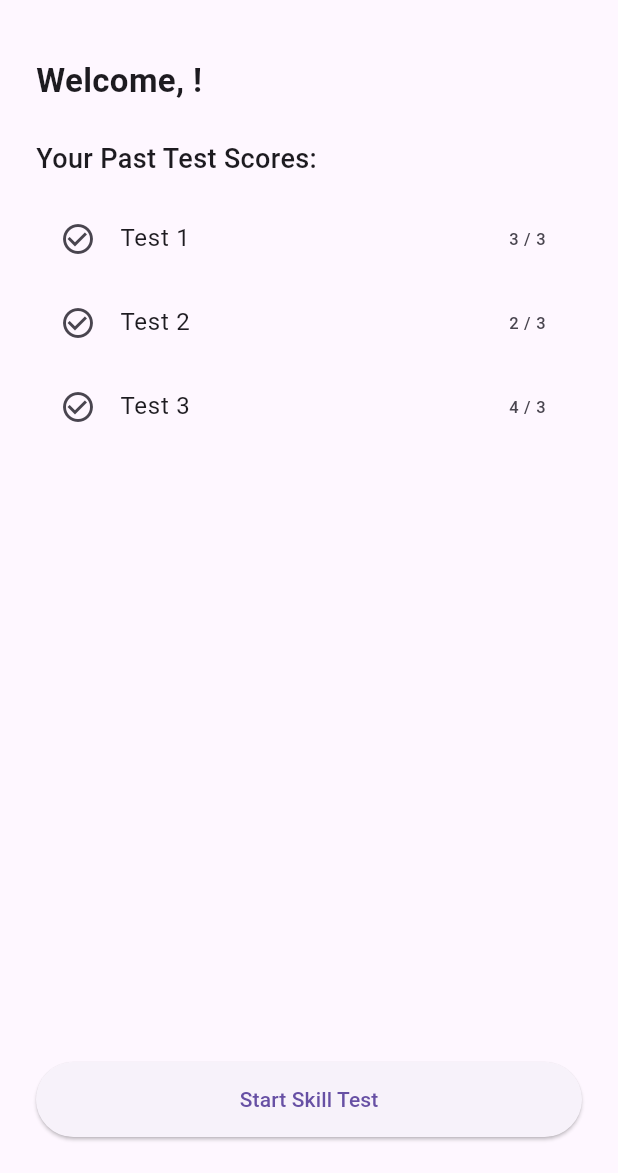
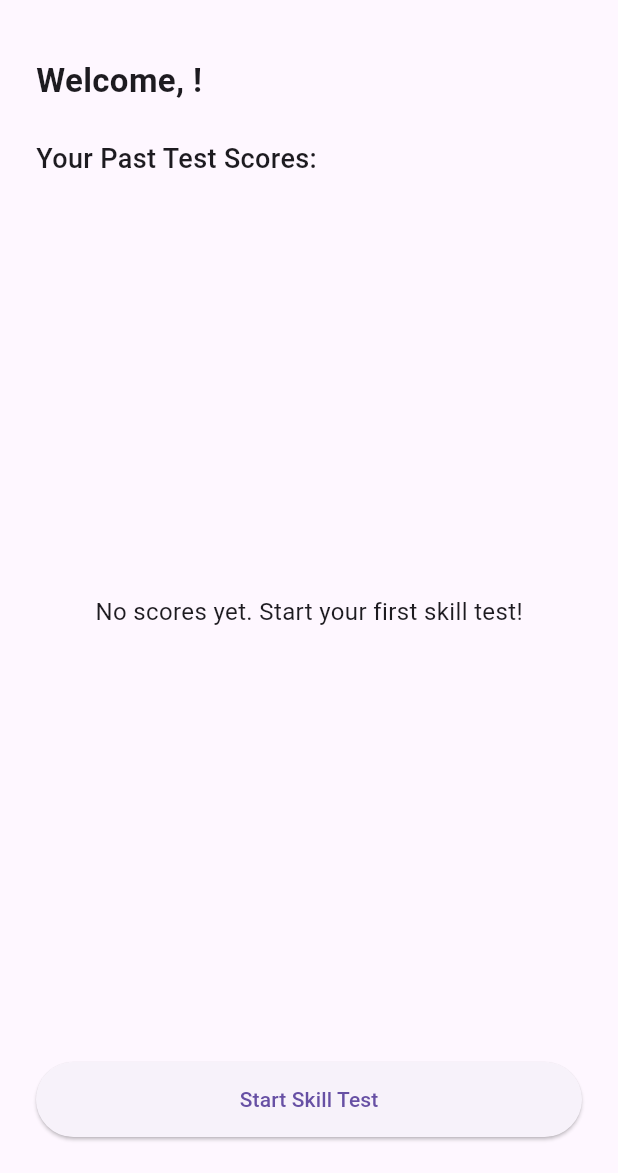
Before and after one commit to Aan-Sara123/CareerCompass, a Flutter app: the DashboardPage screen opened directly with empty values, on a phone screen of 412 x 824 dp, the part 63-1236 px from its top. Run offline on Flutter 3.47's test engine with Material 3 defaults, Android fonts, the phone set to English and light mode, and no system bars; our stand-ins replace cloud_firestore, firebase_auth, firebase_core; accounts and stored records are empty.

Commit message:
Integrate Cloud Firestore into the CareerCompass project by updating dependencies in pubspec.yaml, pubspec.lock, and .flutter-plugins-dependencies. Implement data retrieval and score saving functionality in dashboard and skill test pages, enhancing user experience with real-time score updates.

```diff
--- a/lib/dashboard.dart
+++ b/lib/dashboard.dart
@@ -1,5 +1,6 @@
 import 'package:flutter/material.dart';
 import 'skill_test.dart';
+import 'database_service.dart';
 
 class DashboardPage extends StatefulWidget {
   final String userName;
@@ -11,8 +12,26 @@ class DashboardPage extends StatefulWidget {
 }
 
 class _DashboardPageState extends State<DashboardPage> {
-  final List<int> _pastScores = [3, 2, 4];
+  final DatabaseService _dbService = DatabaseService();
+
+  List<int> _pastScores = [];
   int? _latestScore;
+
+  @override
+  void initState() {
+    super.initState();
+    _loadScores();
+  }
+
+  Future<void> _loadScores() async {
+    final scores = await _dbService.getPastScores();
+    if (!mounted) return;
+
+    setState(() {
+      _pastScores = scores;
+      if (_pastScores.isNotEmpty) _latestScore = _pastScores.first;
+    });
+  }
 
   void _startSkillTest() async {
     final result = await Navigator.push(
@@ -21,14 +40,13 @@ class _DashboardPageState extends State<DashboardPage> {
     );
 
     if (result != null && result is int) {
-      setState(() {
-        _latestScore = result;
-        _pastScores.add(result);
-      });
       if (!mounted) return;
+
       ScaffoldMessenger.of(context).showSnackBar(
-        SnackBar(content: Text('You scored $result in the test!')),
+        SnackBar(content: Text('You scored $result!')),
       );
+
+      _loadScores(); // refresh UI after new score
     }
   }
 
@@ -48,8 +66,9 @@ class _DashboardPageState extends State<DashboardPage> {
             if (_latestScore != null) ...[
               const SizedBox(height: 12),
               Text(
-                'Latest Score: $_latestScore / 3',
-                style: const TextStyle(fontSize: 18, fontWeight: FontWeight.w600),
+                'Latest Score: $_latestScore',
+                style:
+                    const TextStyle(fontSize: 18, fontWeight: FontWeight.w600),
               ),
             ],
             const SizedBox(height: 24),
@@ -59,13 +78,20 @@ class _DashboardPageState extends State<DashboardPage> {
             ),
             const SizedBox(height: 12),
             Expanded(
-              child: ListView.builder(
+              child: _pastScores.isEmpty
+                  ? const Center(
+                      child: Text(
+                        "No scores yet. Start your first skill test!",
+                        style: TextStyle(fontSize: 16),
+                      ),
+                    )
+                  : ListView.builder(
                       itemCount: _pastScores.length,
                       itemBuilder: (context, index) {
                         return ListTile(
                           leading: const Icon(Icons.check_circle_outline),
                           title: Text('Test ${index + 1}'),
-                    trailing: Text('${_pastScores[index]} / 3'),
+                          trailing: Text('${_pastScores[index]}'),
                         );
                       },
                     ),
--- a/pubspec.yaml
+++ b/pubspec.yaml
@@ -13,6 +13,7 @@ dependencies:
 
   firebase_core: ^3.15.2
   firebase_auth: ^5.7.0
+  cloud_firestore: ^5.5.0
   firebase_database: ^11.0.0
   firebase_storage: ^12.0.0
   firebase_messaging: ^15.0.0
```
Also changed, not shown: lib/database_service.dart (added, +39 -0 lines), lib/skill_test.dart (+9 -3 lines), pubspec.lock, 4 other files. Lines whose indentation alone changed are shown as unchanged.
